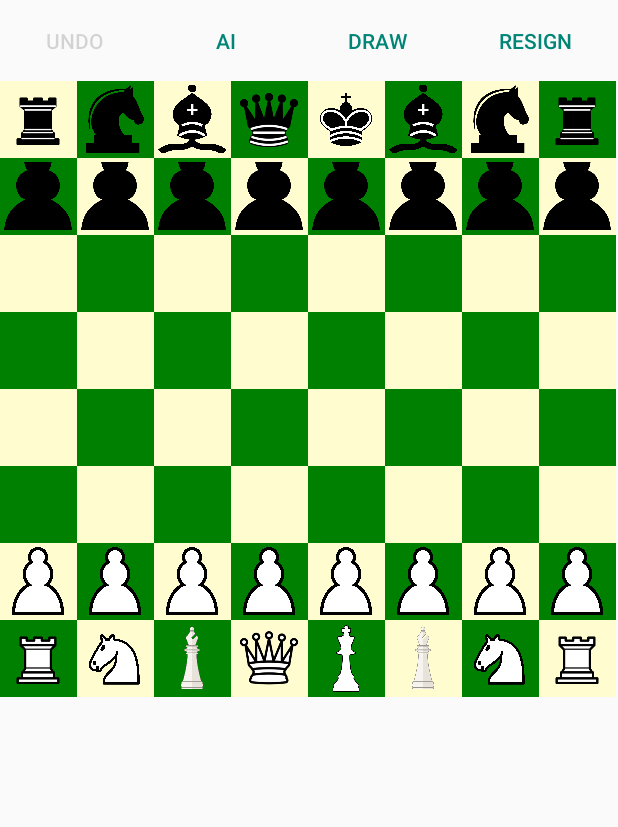
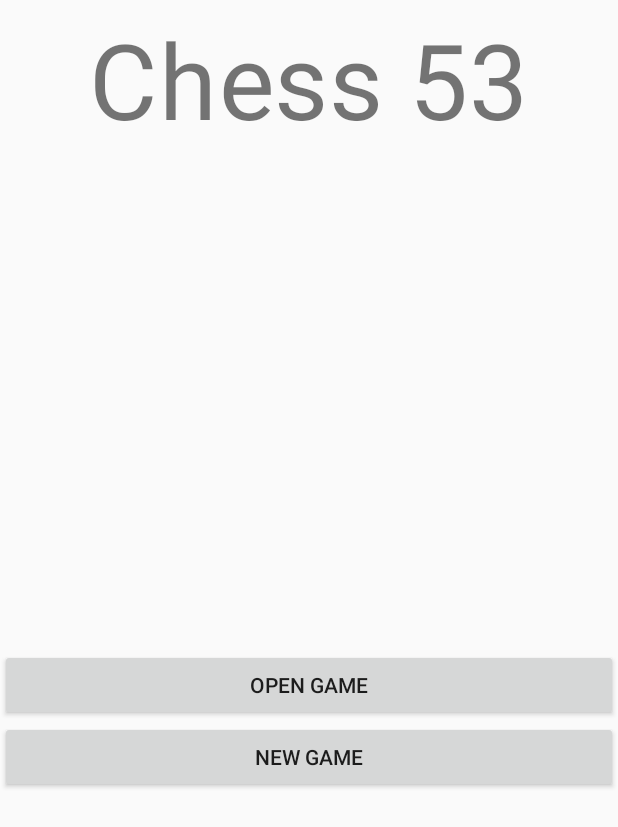
Before and after one commit to rolutowns/ChessAndroid, an Android app: the MainActivity screen opened directly, with no data from a screen before it, on a phone screen of 412 x 824 dp. Shown: the top 827 px of the screen. Run offline under Robolectric (Android 15) with nearby library versions, the phone set to English and light mode, and no system bars.

Commit message:
home screen updates

```diff
--- a/app/src/main/java/chess53/MainActivity.java
+++ b/app/src/main/java/chess53/MainActivity.java
@@ -4,104 +4,46 @@ import android.app.Activity;
 import android.content.Intent;
 import android.os.Bundle;
 import android.view.View;
+import android.widget.AdapterView;
+import android.widget.ArrayAdapter;
 import android.widget.Button;
 import android.widget.GridView;
+import android.widget.ListView;
 import android.widget.Toast;
 
 import androidx.appcompat.app.AppCompatActivity;
 
 import com.example.chessandroid.R;
 
+import java.util.ArrayList;
+import java.util.List;
+
 public class MainActivity extends Activity {
-    public Button resignButton, aiButton, drawButton, undoButton;
-    public Chess chessBoard;
-    public ChessBoardAdapter boardAdapter;
+    public Button newButton, openButton;
 
+    public ArrayList<Piece[]> selected;
+    public ListView gameListView;
     @Override
     protected void onCreate(Bundle savedInstanceState) {
 
         super.onCreate(savedInstanceState);
+        setContentView(R.layout.home_layout);
+        newButton = findViewById(R.id.newGameButton);
+        openButton = findViewById(R.id.openGameButton);
 
-        chessBoard = new Chess();
-        setContentView(R.layout.play_game_layout);
-        GridView boardView = findViewById(R.id.board);
-        boardAdapter = new ChessBoardAdapter(this);
-        boardAdapter.setParent(boardView);
-        boardView.setAdapter(boardAdapter);
-        boardAdapter.setData(chessBoard.sendBoard());
-        resignButton = findViewById(R.id.resignButton);
-        aiButton = findViewById(R.id.aiButton);
-        drawButton = findViewById(R.id.drawButton);
-        undoButton = findViewById(R.id.undoButton);
-        undoButton.setEnabled(false);
+        newButton.setOnClickListener(v -> {
+            Intent newGameIntent = new Intent(MainActivity.this, PlayActivity.class);
+            startActivity(newGameIntent);
+        });
+    }
 
-        resignButton.setOnClickListener(v -> {
-            MainActivity activity = MainActivity.this;
-            Chess chessBoard = activity.chessBoard;
-            chessBoard.playTurn("resign");
-            Toast.makeText(activity, chessBoard.getEndText(),Toast.LENGTH_LONG).show();
-//            if(chessBoard.getEndText()!=null) {
-                activity.resignButton.setEnabled(false);
-                activity.drawButton.setEnabled(false);
-                activity.undoButton.setEnabled(false);
-                activity.aiButton.setEnabled(false);
-//            }
-        });
-        drawButton.setOnClickListener(v -> {
-            MainActivity activity = MainActivity.this;
-            Chess chessBoard = activity.chessBoard;
-            chessBoard.playTurn("draw");
-            Toast.makeText(activity, chessBoard.getEndText(),Toast.LENGTH_LONG).show();
-//            if(chessBoard.getEndText()!=null) {
-                activity.resignButton.setEnabled(false);
-                activity.drawButton.setEnabled(false);
-                activity.undoButton.setEnabled(false);
-                activity.aiButton.setEnabled(false);
-//            }
-        });
-        undoButton.setOnClickListener(v -> {
-            if(chessBoard.undoable) {
-                chessBoard.undo();
-                MainActivity activity = MainActivity.this;
-                activity.undoButton.setEnabled(false);
-                boardAdapter.setData(chessBoard.sendBoard());
-                if(boardAdapter.pieceOne != null) {
-                    boardAdapter.pieceOne.callOnClick();
-                }
-            }
-        });
-        aiButton.setOnClickListener(v -> {
-            MainActivity activity = MainActivity.this;
-            activity.undoButton.setEnabled(false);
-            chessBoard.ai();
-            boardAdapter.setData(chessBoard.sendBoard());
-            if(boardAdapter.pieceOne != null) {
-                boardAdapter.pieceOne.callOnClick();
-            }
-        });
+    protected void onStart() {
 
+        super.onStart();
 
-        boardView.setOnItemClickListener((parent, view, position, id) -> {
-            MainActivity activity = MainActivity.this;
-            Chess chessBoard = activity.chessBoard;
-            ChessBoardAdapter boardAdapter = activity.boardAdapter;
-
-//            int start = boardAdapter.firstSelected;
-//            int end = boardAdapter.secondSelected;
-//            if(start == -1 || end == -1) {
-//                Toast.makeText(activity,"No move selected",Toast.LENGTH_LONG).show();
-//            } else {
-//                String x1 = Integer.toString(start % 8);
-//                String y1 = Integer.toString(start / 8);
-//                String x2 = Integer.toString(end % 8);
-//                String y2 = Integer.toString(end / 8);
-//                chessBoard.playTurn(x1+y1+x2+y2);
-//                boardAdapter.setData(chessBoard.sendBoard());
-//                boardAdapter.pieceOne.callOnClick();
-//                undoButton.setEnabled(chessBoard.undoable);
-//            }
-        });
-
-
+        gameListView = findViewById(R.id.gameListView);
+        List<ArrayList> games = new ArrayList<>();
+        gameListView.setAdapter(new ArrayAdapter<>(this, android.R.layout.simple_list_item_1, games));
+        gameListView.setOnItemClickListener((parent, view, position, id) -> selected = (ArrayList<Piece[]>) gameListView.getItemAtPosition(position));
     }
 }
--- a/app/src/main/res/layout/home_layout.xml
+++ b/app/src/main/res/layout/home_layout.xml
@@ -17,7 +17,7 @@
     <ListView
         android:id="@+id/gameListView"
         android:layout_width="match_parent"
-        android:layout_height="388dp" />
+        android:layout_height="329dp" />
 
     <Button
         android:id="@+id/openGameButton"
--- a/app/src/main/res/layout/replay_layout.xml
+++ b/app/src/main/res/layout/replay_layout.xml
@@ -25,4 +25,10 @@
         android:stretchMode="columnWidth"
         android:verticalSpacing="0dp" />
 
+    <Button
+        android:id="@+id/nextButton"
+        android:layout_width="match_parent"
+        android:layout_height="wrap_content"
+        android:text="Next" />
+
 </LinearLayout>
--- a/app/src/main/res/values/strings.xml
+++ b/app/src/main/res/values/strings.xml
@@ -1,6 +1,7 @@
 <resources>
     <string name="app_name">ChessAndroid</string>
     <string name="title_activity_main">Leanback MainActivity</string>
+    <string name="title_activity_game">Gameplay</string>
     <string name="browse_title">Videos by Your Company</string>
     <string name="related_movies">Related Videos</string>
     <string name="grid_view">Grid View</string>
```
Also changed, not shown: app/src/main/AndroidManifest.xml (+8 -0 lines), app/src/main/java/chess53/Game.java (added, +8 -0 lines), app/src/main/java/chess53/PlayActivity.java (added, +93 -0 lines).
